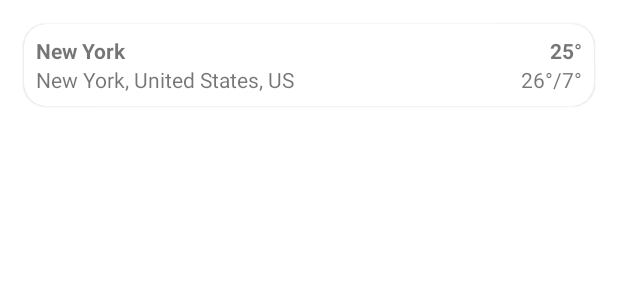
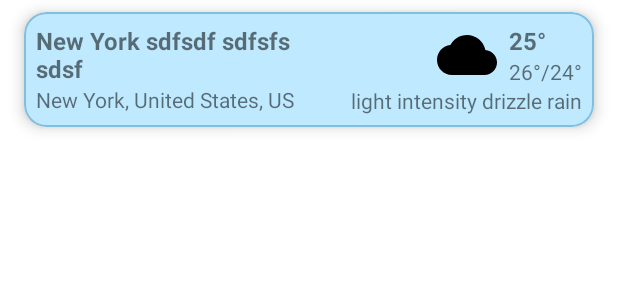
Before and after one commit to ibaltare/weather-app, an Android app: the layout item_list_location.xml on its own in the app's theme, with its tools: preview values and no code run, on a phone screen of 412 x 824 dp. Shown: the top 300 px of the screen. Run offline under Robolectric (Android 15) with nearby library versions, the phone set to English and light mode, and no system bars.

Commit message:
UI function complete

```diff
--- a/app/build.gradle.kts
+++ b/app/build.gradle.kts
@@ -4,6 +4,7 @@
     id("com.android.application")
     id("org.jetbrains.kotlin.android")
     id("androidx.navigation.safeargs.kotlin")
+    id("com.google.devtools.ksp")
     id("kotlin-parcelize")
 }
 
@@ -62,6 +63,10 @@
     implementation("androidx.navigation:navigation-fragment-ktx:2.7.6")
     implementation("androidx.navigation:navigation-ui-ktx:2.7.6")
 
+    //glide
+    implementation("com.github.bumptech.glide:glide:4.16.0")
+    ksp("com.github.bumptech.glide:ksp:4.16.0")
+
     //Networking
     implementation("com.squareup.retrofit2:retrofit:2.9.0")
     implementation("com.squareup.retrofit2:converter-gson:2.9.0")
--- a/app/src/main/AndroidManifest.xml
+++ b/app/src/main/AndroidManifest.xml
@@ -4,6 +4,7 @@
 
     <uses-permission android:name="android.permission.INTERNET" />
     <uses-permission android:name="android.permission.ACCESS_COARSE_LOCATION" />
+    <uses-permission android:name="android.permission.ACCESS_NETWORK_STATE"/>
 
     <application
         android:allowBackup="true"
@@ -14,6 +15,7 @@
         android:roundIcon="@mipmap/ic_launcher_round"
         android:supportsRtl="true"
         android:theme="@style/Theme.Weather"
+        android:usesCleartextTraffic="true"
         tools:targetApi="31">
         <activity
             android:name=".MainActivity"
--- a/app/src/main/java/com/navi/weather/domain/CityWeather.kt
+++ b/app/src/main/java/com/navi/weather/domain/CityWeather.kt
@@ -4,6 +4,7 @@
                        val country: String,
                        val state: String?,
                        val weatherIcon: String,
+                       val description: String,
                        val temp: Double,
                        val tempMax: Double,
                        val tempMin: Double)
--- a/app/src/main/java/com/navi/weather/model/PlaceRepository.kt
+++ b/app/src/main/java/com/navi/weather/model/PlaceRepository.kt
@@ -21,9 +21,10 @@
             element.country,
             element.state,
             weatherResult.weather[0].icon,
+            weatherResult.weather[0].description,
             weatherResult.main.temp,
-            weatherResult.main.tempMax,
-            weatherResult.main.tempMin)
+            weatherResult.main.temp_max,
+            weatherResult.main.temp_min)
     }
 
 }
--- a/app/src/main/java/com/navi/weather/model/WeatherResult.kt
+++ b/app/src/main/java/com/navi/weather/model/WeatherResult.kt
@@ -20,8 +20,8 @@
 data class MainWeather (
     val temp: Double,
     val feelsLike: Double,
-    val tempMin: Double,
-    val tempMax: Double,
+    val temp_min: Double,
+    val temp_max: Double,
     val pressure: Long,
     val humidity: Long,
 )
--- a/app/src/main/java/com/navi/weather/utils/Constants.kt
+++ b/app/src/main/java/com/navi/weather/utils/Constants.kt
@@ -12,4 +12,7 @@
     const val CITY_PARAM = "q"
     const val LIMIT_PARAM = "limit"
     const val LIMIT_VALUE = 20
+    const val SEARCH_RESULT_KEY = "search_result_key"
+    const val ICON_URL = "http://openweathermap.org/img/wn/"
+    const val ICON_EXTENSION = "@2x.png"
 }
--- a/app/src/main/res/layout/item_list_location.xml
+++ b/app/src/main/res/layout/item_list_location.xml
@@ -5,9 +5,11 @@
     android:layout_width="match_parent"
     android:layout_height="wrap_content"
     android:layout_marginHorizontal="@dimen/common_padding_default"
-    android:layout_marginTop="@dimen/common_padding_default"
-    app:strokeColor="@color/white"
+    android:layout_marginVertical="@dimen/common_padding_min"
+    app:strokeColor="@color/bali_Hai"
+    app:cardBackgroundColor="@color/bg_item"
     app:strokeWidth="@dimen/info_stroke_width"
+    app:cardElevation="@dimen/card_item_elevation"
     app:cardCornerRadius="@dimen/info_corner_radius">
 
     <androidx.constraintlayout.widget.ConstraintLayout
@@ -15,40 +17,75 @@
         android:layout_height="wrap_content"
         android:padding="@dimen/common_padding_min">
 
+        <LinearLayout
+            android:id="@+id/llCity"
+            android:layout_width="0dp"
+            android:layout_height="wrap_content"
+            app:layout_constraintStart_toStartOf="parent"
+            app:layout_constraintEnd_toEndOf="@id/guideline"
+            app:layout_constraintTop_toTopOf="parent"
+            android:orientation="vertical">
             <TextView
                 android:id="@+id/tvCity"
                 android:layout_width="wrap_content"
                 android:layout_height="wrap_content"
-            tools:text="New York"
+                tools:text="New York sdfsdf sdfsfs sdsf"
+                android:maxLines="2"
                 android:textStyle="bold"
-            app:layout_constraintStart_toStartOf="parent"
-            app:layout_constraintTop_toTopOf="parent"/>
-
+                android:textSize="@dimen/item_list_text"/>
             <TextView
                 android:id="@+id/tvCountry"
                 android:layout_width="wrap_content"
                 android:layout_height="wrap_content"
-            tools:text="New York, United States, US"
-            app:layout_constraintStart_toStartOf="@id/tvCity"
-            app:layout_constraintTop_toBottomOf="@id/tvCity"/>
+                android:maxLines="2"
+                tools:text="New York, United States, US"/>
+        </LinearLayout>
 
-
+        <LinearLayout
+            android:id="@+id/llTemp"
+            android:layout_width="wrap_content"
+            android:layout_height="wrap_content"
+            app:layout_constraintEnd_toEndOf="parent"
+            app:layout_constraintTop_toTopOf="parent"
+            android:orientation="vertical">
             <TextView
                 android:id="@+id/tvTemperature"
                 android:layout_width="wrap_content"
                 android:layout_height="wrap_content"
                 tools:text="25°"
                 android:textStyle="bold"
-            app:layout_constraintEnd_toEndOf="parent"
-            app:layout_constraintTop_toTopOf="parent"/>
-
+                android:textSize="@dimen/item_list_text"/>
             <TextView
                 android:id="@+id/tvTempMaxMin"
                 android:layout_width="wrap_content"
                 android:layout_height="wrap_content"
-            tools:text="26°/7°"
-            app:layout_constraintEnd_toEndOf="@id/tvTemperature"
-            app:layout_constraintTop_toBottomOf="@id/tvTemperature"/>
+                tools:text="26°/24°"/>
+        </LinearLayout>
+
+        <TextView
+            android:id="@+id/tvDescription"
+            android:layout_width="wrap_content"
+            android:layout_height="wrap_content"
+            tools:text="light intensity drizzle rain"
+            app:layout_constraintTop_toBottomOf="@id/llTemp"
+            app:layout_constraintEnd_toEndOf="parent"/>
+
+        <ImageView
+            android:id="@+id/imageView"
+            android:layout_width="@dimen/item_place_icon_size"
+            android:layout_height="@dimen/item_place_icon_size"
+            android:layout_marginHorizontal="@dimen/common_padding_min"
+            app:layout_constraintEnd_toStartOf="@id/llTemp"
+            app:layout_constraintTop_toTopOf="@id/llTemp"
+            app:layout_constraintBottom_toBottomOf="@id/llTemp"
+            tools:srcCompat="@drawable/ic_cloud" />
+
+        <androidx.constraintlayout.widget.Guideline
+            android:id="@+id/guideline"
+            android:layout_width="wrap_content"
+            android:layout_height="wrap_content"
+            android:orientation="vertical"
+            app:layout_constraintGuide_percent="0.5" />
     </androidx.constraintlayout.widget.ConstraintLayout>
 
 </com.google.android.material.card.MaterialCardView>
--- a/app/src/main/res/values/colors.xml
+++ b/app/src/main/res/values/colors.xml
@@ -11,6 +11,7 @@
     <color name="biscay">#FF0071bd</color>
     <color name="kashmir_blue">#FF00a5e0</color>
     <color name="bali_Hai">#FF81bfdf</color>
+    <color name="bg_item">#BEE9FF</color>
     <color name="kashmir_blue_gray">#FF4b6a8b</color>
     <color name="concrete">#DDDDDD</color>
     <color name="saffron">#FFf2b036</color>
--- a/app/src/main/res/values/dimens.xml
+++ b/app/src/main/res/values/dimens.xml
@@ -14,4 +14,7 @@
     <dimen name="weather_description_text_size">18sp</dimen>
     <dimen name="weather_description_loyout_size">350dp</dimen>
     <dimen name="weather_description_container_size">50dp</dimen>
+    <dimen name="item_list_text">16sp</dimen>
+    <dimen name="item_place_icon_size">40dp</dimen>
+    <dimen name="card_item_elevation">6dp</dimen>
 </resources>
--- a/build.gradle.kts
+++ b/build.gradle.kts
@@ -1,6 +1,7 @@
 // Top-level build file where you can add configuration options common to all sub-projects/modules.
 plugins {
     id("com.android.application") version "8.1.0" apply false
-    id("org.jetbrains.kotlin.android") version "1.8.0" apply false
+    id("org.jetbrains.kotlin.android") version "1.9.10" apply false
     id("androidx.navigation.safeargs.kotlin") version "2.7.1" apply false
+    id("com.google.devtools.ksp") version "1.9.21-1.0.15"
 }
```
Also changed, not shown: app/src/main/java/com/navi/weather/MainActivity.kt (+8 -0 lines), app/src/main/java/com/navi/weather/ui/common/Extensions.kt (+30 -0 lines), app/src/main/java/com/navi/weather/ui/places/PlaceAdapter.kt (+15 -6 lines), app/src/main/java/com/navi/weather/ui/places/PlacesFragment.kt (+32 -11 lines), app/src/main/java/com/navi/weather/ui/places/PlacesViewModel.kt (+13 -19 lines), app/src/main/java/com/navi/weather/ui/search/SearchFragment.kt (+14 -6 lines), app/src/main/res/layout/fragment_detail.xml (deleted, +0 -13 lines), app/src/main/res/navigation/navigation_locations.xml (+5 -8 lines). Lines whose indentation alone changed are shown as unchanged.
